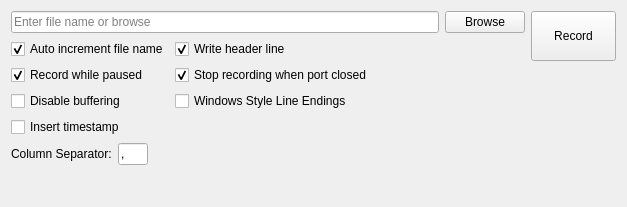
This is src/recordpanel.ui in AlexanderAmelkin/SerialPlot as Qt 5 draws it before an edit. The edited form follows.
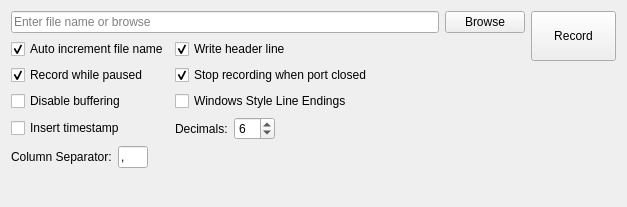
This is the edited form.

Commit message: added decimal precision setting for recording to file

What changed in the file:
```diff
--- a/src/recordpanel.ui
+++ b/src/recordpanel.ui
@@ -143,6 +143,40 @@
          </property>
         </widget>
        </item>
+       <item row="4" column="1">
+        <layout class="QHBoxLayout" name="horizontalLayout_4">
+         <item>
+          <widget class="QLabel" name="label_2">
+           <property name="text">
+            <string>Decimals:</string>
+           </property>
+          </widget>
+         </item>
+         <item>
+          <widget class="QSpinBox" name="spDecimals">
+           <property name="toolTip">
+            <string>Number of digits after comma</string>
+           </property>
+           <property name="value">
+            <number>6</number>
+           </property>
+          </widget>
+         </item>
+         <item>
+          <spacer name="horizontalSpacer_3">
+           <property name="orientation">
+            <enum>Qt::Horizontal</enum>
+           </property>
+           <property name="sizeHint" stdset="0">
+            <size>
+             <width>40</width>
+             <height>20</height>
+            </size>
+           </property>
+          </spacer>
+         </item>
+        </layout>
+       </item>
       </layout>
      </item>
      <item>
```
The commit also changes 4 other files.
